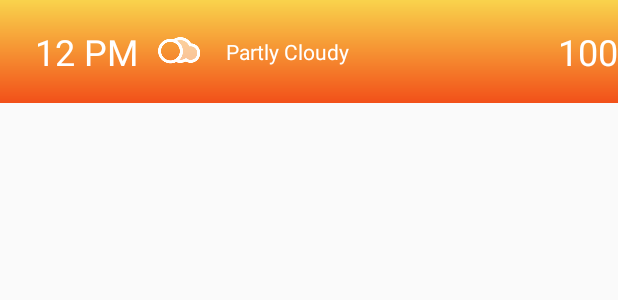
After one commit to lancekrogers/androidWeatherAppTreehouse, an Android app: the layout hourly_list_item.xml on its own in the app's theme, with its tools: preview values and no code run, on a phone screen of 412 x 824 dp. The commit adds this screen. Shown: the top 300 px of the screen. Run offline under Robolectric (Android 15) with nearby library versions, the phone set to English and light mode, and no system bars.

Commit message:
Hourly and 7-day forecast list views now work

```diff
--- a/app/src/main/java/com/lancekrogers/stormy/ui/DailyForcastActivity.java
+++ b/app/src/main/java/com/lancekrogers/stormy/ui/DailyForcastActivity.java
@@ -29,9 +29,6 @@ public class DailyForcastActivity extends ListActivity {
         Intent intent = getIntent();
 
 
-
-
-
         Parcelable[] parcelable = intent.getParcelableArrayExtra(MainActivity.DAILY_FORECAST);
 
         mDays = Arrays.copyOf(parcelable, parcelable.length, Daily[].class);
--- a/app/src/main/java/com/lancekrogers/stormy/ui/MainActivity.java
+++ b/app/src/main/java/com/lancekrogers/stormy/ui/MainActivity.java
@@ -144,9 +144,6 @@ public class MainActivity extends AppCompatActivity
             Log.e(TAG, "CurrentCity didn't work");
         }
         */
-
-
-
 
 
         mRefreshImageView.setOnClickListener(new View.OnClickListener() {
@@ -428,7 +425,7 @@ public class MainActivity extends AppCompatActivity
     }
     @OnClick (R.id.hourlyButton)
     public void startHourlyActivity(View view) {
-        Intent intent = new Intent(this, DailyForcastActivity.class);
+        Intent intent = new Intent(this, HourlyForecastActivity.class);
         intent.putExtra(HOURLY_FORECAST, mForecast.getHourlyForecast());
         startActivity(intent);
     }
--- a/app/src/main/res/layout/content_hourly_forecast.xml
+++ b/app/src/main/res/layout/content_hourly_forecast.xml
@@ -13,6 +13,7 @@
     tools:context="com.lancekrogers.stormy.ui.HourlyForecastActivity"
     tools:showIn="@layout/activity_hourly_forecast"
     android:background="@drawable/bg_gradient">
+
     <android.support.v7.widget.RecyclerView
         android:id="@+id/hourlyRecyclerView"
         android:scrollbars="vertical"
@@ -20,4 +21,6 @@
         android:layout_height="match_parent"
         />
 
+
+
 </RelativeLayout>
--- /dev/null
+++ b/app/src/main/res/layout/hourly_list_item.xml
@@ -0,0 +1,54 @@
+<?xml version="1.0" encoding="utf-8"?>
+<RelativeLayout xmlns:android="http://schemas.android.com/apk/res/android"
+                xmlns:tools="http://schemas.android.com/tools"
+                android:layout_width="match_parent"
+                android:layout_height="wrap_content"
+                android:paddingBottom="18dp"
+                android:paddingTop="18dp"
+                tools:background="@drawable/bg_gradient">
+
+    <TextView
+        android:layout_width="80dp"
+        android:layout_height="wrap_content"
+        android:id="@+id/timeLabel"
+        android:textSize="24sp"
+        android:textColor="@android:color/white"
+        tools:text="12 PM"
+        android:layout_alignParentTop="true"
+        android:layout_alignParentLeft="true"
+        android:layout_alignParentStart="true"
+        android:layout_marginLeft="23dp"
+        android:layout_marginStart="23dp"/>
+
+    <ImageView
+        android:layout_width="wrap_content"
+        android:layout_height="wrap_content"
+        android:id="@+id/iconImageView"
+        android:layout_centerVertical="true"
+        android:layout_toRightOf="@+id/timeLabel"
+        android:layout_toEndOf="@+id/timeLabel"
+        android:src="@drawable/partly_cloudy"/>
+
+    <TextView
+        android:layout_width="wrap_content"
+        android:layout_height="wrap_content"
+        android:id="@+id/temperatureLabel"
+        android:layout_centerVertical="true"
+        android:layout_alignParentRight="true"
+        android:layout_alignParentEnd="true"
+        android:textColor="@android:color/white"
+        android:textSize="24sp"
+        tools:text="100"/>
+
+    <TextView
+        android:layout_width="wrap_content"
+        android:layout_height="wrap_content"
+        android:layout_centerVertical="true"
+        android:id="@+id/summaryLabel"
+        android:textColor="@android:color/white"
+        tools:text="Partly Cloudy"
+        android:layout_toRightOf="@+id/iconImageView"
+        android:layout_toLeftOf="@+id/temperatureLabel"
+        android:paddingLeft="15dp"
+        android:paddingRight="15dp"/>
+</RelativeLayout>
```
Also changed, not shown: app/src/main/java/com/lancekrogers/stormy/adapters/HourAdapter.java (added, +68 -0 lines), app/src/main/java/com/lancekrogers/stormy/ui/HourlyForecastActivity.java (+30 -0 lines), app/src/main/java/com/lancekrogers/stormy/weather/Daily.java (+5 -3 lines), app/src/main/java/com/lancekrogers/stormy/weather/Hour.java (+26 -2 lines).
